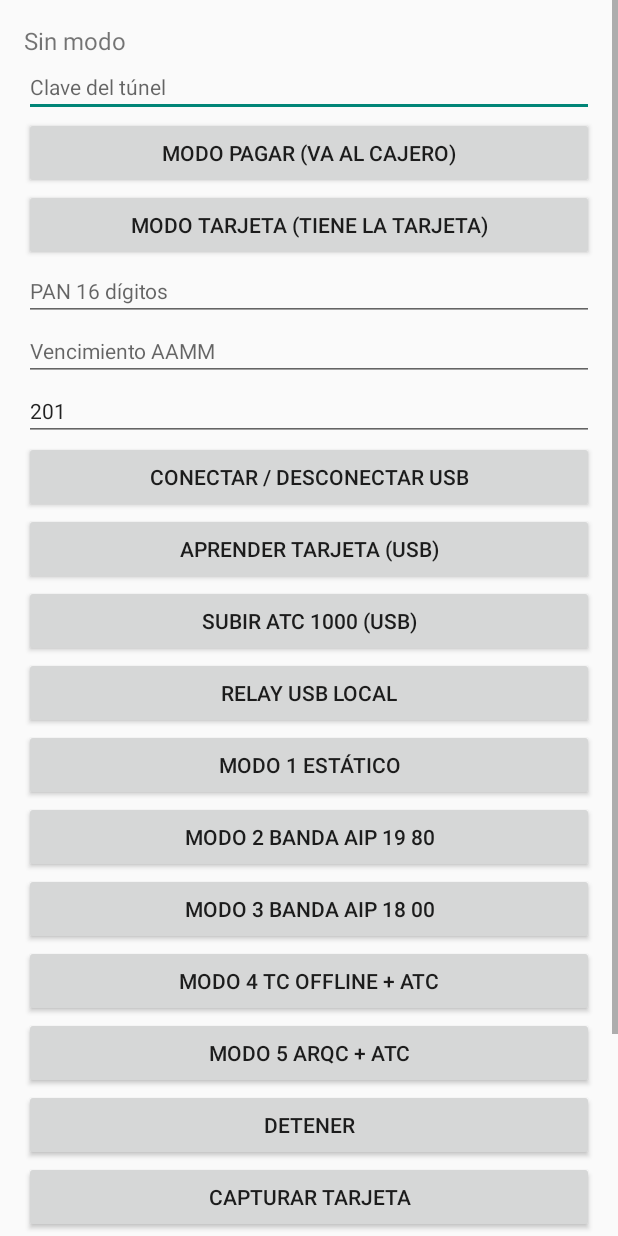
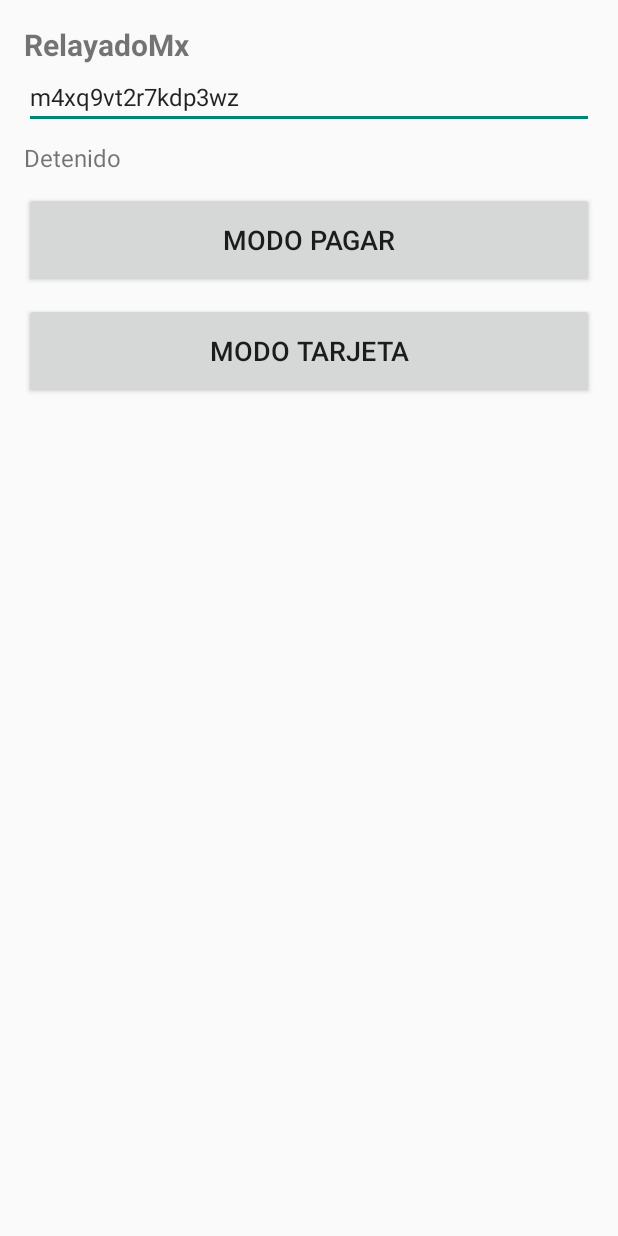
Before and after one commit to adriancorreacgcg/relayadomx, an Android app: the layout activity_main.xml on its own in the app's theme, with its tools: preview values and no code run, on a phone screen of 412 x 824 dp. Run offline under Robolectric (Android 15) with nearby library versions, the phone set to English and light mode, and no system bars.

Commit message:
Actualizar activity_main.xml

```diff
--- a/app/src/main/res/layout/activity_main.xml
+++ b/app/src/main/res/layout/activity_main.xml
@@ -1,162 +1,209 @@
 <?xml version="1.0" encoding="utf-8"?>
-<ScrollView xmlns:android="http://schemas.android.com/apk/res/android"
+<LinearLayout xmlns:android="http://schemas.android.com/apk/res/android"
     android:layout_width="match_parent"
-    android:layout_height="match_parent">
+    android:layout_height="match_parent"
+    android:orientation="vertical"
+    android:padding="16dp">
 
-    <LinearLayout
+    <TextView
         android:layout_width="match_parent"
         android:layout_height="wrap_content"
-        android:orientation="vertical"
-        android:padding="16dp">
+        android:text="RelayadoMx"
+        android:textStyle="bold"
+        android:textSize="20sp" />
+
+    <EditText
+        android:id="@+id/claveText"
+        android:layout_width="match_parent"
+        android:layout_height="wrap_content"
+        android:hint="clave"
+        android:inputType="text"
+        android:text="m4xq9vt2r7kdp3wz"
+        android:textSize="16sp" />
 
     <TextView
         android:id="@+id/status"
         android:layout_width="match_parent"
         android:layout_height="wrap_content"
-            android:textSize="16sp"
-            android:text="Sin modo" />
-
-        <EditText
-            android:id="@+id/claveText"
-            android:layout_width="match_parent"
-            android:layout_height="wrap_content"
-            android:hint="Clave del túnel"
-            android:inputType="text"
-            android:maxLength="12"
-            android:textSize="14sp" />
+        android:paddingTop="8dp"
+        android:paddingBottom="12dp"
+        android:text="Detenido"
+        android:textSize="16sp" />
 
     <Button
         android:id="@+id/modoPagarButton"
         android:layout_width="match_parent"
-            android:layout_height="wrap_content"
-            android:text="MODO PAGAR (va al cajero)" />
+        android:layout_height="64dp"
+        android:text="MODO PAGAR"
+        android:textSize="18sp" />
 
     <Button
         android:id="@+id/modoTarjetaButton"
         android:layout_width="match_parent"
-            android:layout_height="wrap_content"
-            android:text="MODO TARJETA (tiene la tarjeta)" />
+        android:layout_height="64dp"
+        android:layout_marginTop="10dp"
+        android:text="MODO TARJETA"
+        android:textSize="18sp" />
 
-        <EditText
-            android:id="@+id/panText"
-            android:layout_width="match_parent"
-            android:layout_height="wrap_content"
-            android:hint="PAN 16 dígitos"
-            android:inputType="number"
-            android:maxLength="16"
-            android:textSize="14sp" />
-
-        <EditText
-            android:id="@+id/vencText"
-            android:layout_width="match_parent"
-            android:layout_height="wrap_content"
-            android:hint="Vencimiento AAMM"
-            android:inputType="number"
-            android:maxLength="4"
-            android:textSize="14sp" />
-
-        <EditText
-            android:id="@+id/servicioText"
-            android:layout_width="match_parent"
-            android:layout_height="wrap_content"
-            android:hint="Servicio"
-            android:inputType="number"
-            android:maxLength="3"
-            android:text="201"
-            android:textSize="14sp" />
+    <!-- ===== oculto ===== -->
 
     <Button
         android:id="@+id/connectButton"
         android:layout_width="match_parent"
         android:layout_height="wrap_content"
-            android:text="Conectar / Desconectar USB" />
+        android:visibility="gone"
+        android:text="Conectar USB" />
+
+    <Button
+        android:id="@+id/relayButton"
+        android:layout_width="match_parent"
+        android:layout_height="wrap_content"
+        android:visibility="gone"
+        android:text="Relay" />
 
     <Button
         android:id="@+id/aprenderButton"
         android:layout_width="match_parent"
         android:layout_height="wrap_content"
-            android:text="Aprender tarjeta (USB)" />
+        android:visibility="gone"
+        android:text="Aprender" />
 
     <Button
         android:id="@+id/subirAtcButton"
         android:layout_width="match_parent"
         android:layout_height="wrap_content"
-            android:text="Subir ATC 1000 (USB)" />
+        android:visibility="gone"
+        android:text="Subir ATC 1000" />
 
-        <Button
-            android:id="@+id/relayButton"
+    <LinearLayout
         android:layout_width="match_parent"
         android:layout_height="wrap_content"
-            android:text="Relay USB local" />
+        android:orientation="horizontal"
+        android:visibility="gone">
 
         <Button
             android:id="@+id/estaticoButton"
-            android:layout_width="match_parent"
+            android:layout_width="0dp"
             android:layout_height="wrap_content"
-            android:text="Modo 1 estático" />
+            android:layout_weight="1"
+            android:text="M1" />
 
         <Button
             android:id="@+id/estatico2Button"
-            android:layout_width="match_parent"
+            android:layout_width="0dp"
             android:layout_height="wrap_content"
-            android:text="Modo 2 banda AIP 19 80" />
+            android:layout_weight="1"
+            android:text="M2" />
 
         <Button
             android:id="@+id/estatico3Button"
-            android:layout_width="match_parent"
+            android:layout_width="0dp"
             android:layout_height="wrap_content"
-            android:text="Modo 3 banda AIP 18 00" />
+            android:layout_weight="1"
+            android:text="M3" />
 
         <Button
             android:id="@+id/estatico4Button"
-            android:layout_width="match_parent"
+            android:layout_width="0dp"
             android:layout_height="wrap_content"
-            android:text="Modo 4 TC offline + ATC" />
+            android:layout_weight="1"
+            android:text="M4" />
 
         <Button
             android:id="@+id/estatico5Button"
+            android:layout_width="0dp"
+            android:layout_height="wrap_content"
+            android:layout_weight="1"
+            android:text="M5" />
+    </LinearLayout>
+
+    <LinearLayout
         android:layout_width="match_parent"
         android:layout_height="wrap_content"
-            android:text="Modo 5 ARQC + ATC" />
+        android:orientation="horizontal"
+        android:visibility="gone">
+
+        <Button
+            android:id="@+id/firmwareButton"
+            android:layout_width="0dp"
+            android:layout_height="wrap_content"
+            android:layout_weight="1"
+            android:text="Firmware" />
+
+        <Button
+            android:id="@+id/volcarButton"
+            android:layout_width="0dp"
+            android:layout_height="wrap_content"
+            android:layout_weight="1"
+            android:text="Ver guardado" />
 
         <Button
             android:id="@+id/stopButton"
-            android:layout_width="match_parent"
+            android:layout_width="0dp"
             android:layout_height="wrap_content"
+            android:layout_weight="1"
             android:text="Detener" />
 
         <Button
-            android:id="@+id/firmwareButton"
+            android:id="@+id/clearButton"
+            android:layout_width="0dp"
+            android:layout_height="wrap_content"
+            android:layout_weight="1"
+            android:text="Limpiar" />
+    </LinearLayout>
+
+    <LinearLayout
         android:layout_width="match_parent"
         android:layout_height="wrap_content"
-            android:text="Capturar tarjeta" />
+        android:orientation="horizontal"
+        android:visibility="gone">
 
-        <Button
-            android:id="@+id/volcarButton"
-            android:layout_width="match_parent"
+        <EditText
+            android:id="@+id/panText"
+            android:layout_width="0dp"
             android:layout_height="wrap_content"
-            android:text="Ver guardado" />
+            android:layout_weight="3"
+            android:hint="PAN"
+            android:inputType="number" />
 
-        <Button
-            android:id="@+id/clearButton"
-            android:layout_width="match_parent"
+        <EditText
+            android:id="@+id/vencText"
+            android:layout_width="0dp"
             android:layout_height="wrap_content"
-            android:text="Limpiar registro" />
+            android:layout_weight="1"
+            android:hint="MMAA"
+            android:inputType="number" />
+
+        <EditText
+            android:id="@+id/servicioText"
+            android:layout_width="0dp"
+            android:layout_height="wrap_content"
+            android:layout_weight="1"
+            android:hint="201"
+            android:inputType="number" />
+    </LinearLayout>
 
     <TextView
         android:id="@+id/cardInfo"
         android:layout_width="match_parent"
         android:layout_height="wrap_content"
-            android:paddingTop="8dp"
-            android:paddingBottom="8dp"
-            android:textSize="14sp" />
+        android:visibility="gone"
+        android:textSize="12sp" />
+
+    <!-- ===== log ===== -->
+
+    <ScrollView
+        android:layout_width="match_parent"
+        android:layout_height="0dp"
+        android:layout_weight="1"
+        android:layout_marginTop="10dp">
 
         <TextView
             android:id="@+id/logText"
             android:layout_width="match_parent"
             android:layout_height="wrap_content"
-            android:textSize="11sp"
-            android:textIsSelectable="true" />
+            android:fontFamily="monospace"
+            android:textSize="10sp" />
+    </ScrollView>
 
 </LinearLayout>
-</ScrollView>
```
Lines whose indentation alone changed are shown as unchanged.
